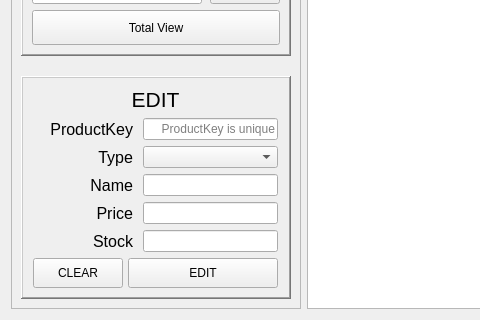
The window that CustomerManagementAPP/Admin/productmanager.ui (AndaCondaa/Project_CustomerManagementApp) describes before a commit, drawn with Qt 5; both pictures show x 0 to 480 and y 310 to 630 of the 828 by 630 pixel window.
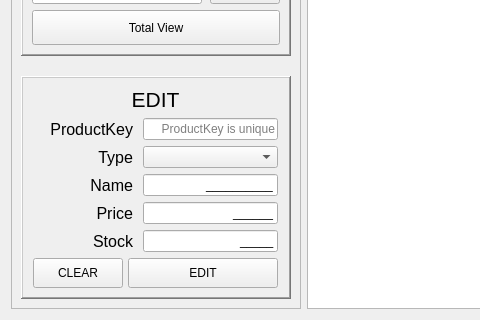
The same window after the commit. Icons and pictures are not drawn.

Diff of the .ui file:
```diff
--- a/CustomerManagementAPP/Admin/productmanager.ui
+++ b/CustomerManagementAPP/Admin/productmanager.ui
@@ -516,7 +516,7 @@
                     </size>
                    </property>
                    <property name="inputMask">
-                    <string>NNNNNNNNNN</string>
+                    <string>NNNNNNNNNN;_</string>
                    </property>
                    <property name="alignment">
                     <set>Qt::AlignRight|Qt::AlignTrailing|Qt::AlignVCenter</set>
@@ -573,7 +573,7 @@
                     </size>
                    </property>
                    <property name="inputMask">
-                    <string>000000</string>
+                    <string>000000;_</string>
                    </property>
                    <property name="alignment">
                     <set>Qt::AlignRight|Qt::AlignTrailing|Qt::AlignVCenter</set>
@@ -637,7 +637,7 @@
                     </size>
                    </property>
                    <property name="inputMask">
-                    <string>00000</string>
+                    <string>00000;_</string>
                    </property>
                    <property name="alignment">
                     <set>Qt::AlignRight|Qt::AlignTrailing|Qt::AlignVCenter</set>
```
